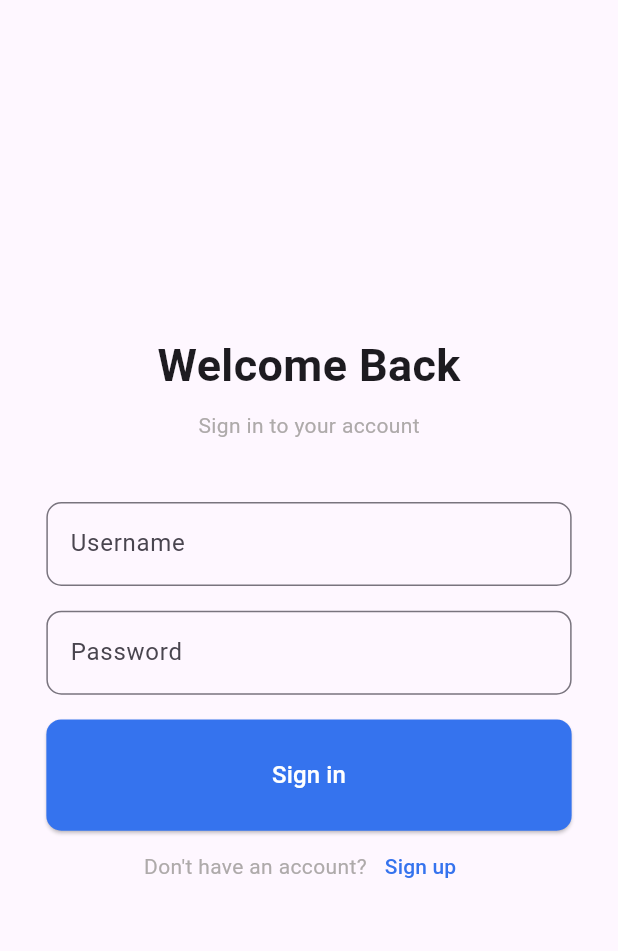
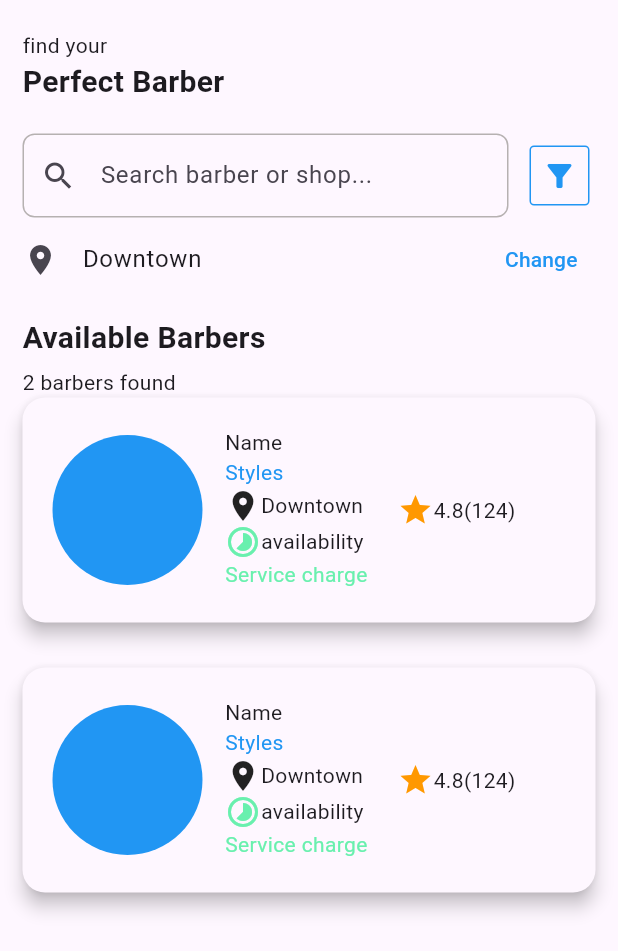
Before and after one commit to snowman0000/Saloon, a Flutter app: the screen it shows after launch, on a phone screen of 412 x 824 dp. Shown: the top 951 px of the screen. Run offline on Flutter 3.47's test engine with Material 3 defaults, Android fonts, the phone set to English and light mode, and no system bars.

Commit message:
barber card add

```diff
--- /dev/null
+++ b/lib/barber_card.dart
@@ -0,0 +1,51 @@
+import 'package:flutter/material.dart';
+
+class BarberCard extends StatelessWidget {
+  const BarberCard({super.key});
+
+  @override
+  Widget build(BuildContext context) {
+    return Material(
+      borderRadius: BorderRadius.circular(15),
+      elevation: 5,
+      child: Container(
+        height: 150,
+        padding: EdgeInsets.all(20),
+        child: Row(
+          children: [
+            CircleAvatar(backgroundColor: Colors.blue, radius: 50),
+            SizedBox(width: 15),
+            Column(
+              crossAxisAlignment: CrossAxisAlignment.start,
+              children: [
+                Text('Name'),
+
+                Text('Styles', style: TextStyle(color: Colors.blue)),
+
+                Row(children: [Icon(Icons.location_on), Text('Downtown')]),
+                Row(
+                  children: [
+                    Icon(Icons.timelapse, color: Colors.greenAccent),
+                    Text('availability'),
+                  ],
+                ),
+                Text(
+                  'Service charge',
+                  style: TextStyle(color: Colors.greenAccent),
+                ),
+              ],
+            ),
+
+            Row(
+              children: [
+                SizedBox(width: 20),
+                Icon(Icons.star, color: Colors.orange),
+                Text('4.8(124)'),
+              ],
+            ),
+          ],
+        ),
+      ),
+    );
+  }
+}
--- /dev/null
+++ b/lib/homepage.dart
@@ -0,0 +1,98 @@
+import 'package:flutter/material.dart';
+import 'package:myapp/barber_card.dart';
+
+class Homepage extends StatelessWidget {
+  const Homepage({super.key});
+
+  @override
+  Widget build(BuildContext context) {
+    final mediaQueryData = MediaQuery.of(context);
+    final screenWidth = mediaQueryData.size.width;
+    final screenHeight = mediaQueryData.size.height;
+    OutlineInputBorder border = OutlineInputBorder(
+      borderRadius: BorderRadius.circular(8),
+      borderSide: BorderSide(
+        width: 1,
+        color: const Color.fromARGB(255, 182, 177, 177),
+      ),
+    );
+    return Scaffold(
+      body: Padding(
+        padding: const EdgeInsets.only(
+          left: 15,
+          right: 15,
+          top: 20,
+          bottom: 20,
+        ),
+        child: Column(
+          mainAxisAlignment: MainAxisAlignment.start,
+          crossAxisAlignment: CrossAxisAlignment.start,
+          children: [
+            Text('find your'),
+            Text(
+              'Perfect Barber',
+              style: TextStyle(fontWeight: FontWeight.bold, fontSize: 20),
+            ),
+            SizedBox(height: 20),
+            Row(
+              children: [
+                Expanded(
+                  child: TextField(
+                    decoration: InputDecoration(
+                      hintText: 'Search barber or shop...',
+                      prefixIcon: Icon(Icons.search),
+                      border: border,
+                      enabledBorder: border,
+                      focusedBorder: border,
+                    ),
+                  ),
+                ),
+                const SizedBox(width: 10),
+                IconButton(
+                  onPressed: () => {},
+                  icon: Icon(Icons.filter_alt),
+                  color: Colors.blue,
+                  style: IconButton.styleFrom(
+                    focusColor: Colors.blue,
+                    shape: RoundedRectangleBorder(
+                      borderRadius: BorderRadiusGeometry.circular(3),
+                      side: BorderSide(color: Colors.blue),
+                    ),
+                  ),
+                ),
+              ],
+            ),
+
+            ListTile(
+              contentPadding: EdgeInsets.symmetric(horizontal: 0),
+              leading: Icon(Icons.location_on),
+              title: Text('Downtown'),
+              trailing: TextButton(
+                onPressed: () {},
+                child: Text('Change', style: TextStyle(color: Colors.blue)),
+              ),
+            ),
+            SizedBox(height: 10),
+            Text(
+              'Available Barbers',
+              style: TextStyle(fontSize: 20, fontWeight: FontWeight.bold),
+            ),
+            SizedBox(height: 5),
+            Text('2 barbers found'),
+            Expanded(
+              child: ListView.builder(
+                itemCount: 2,
+                itemBuilder: (context, index) {
+                  return Padding(
+                    padding: const EdgeInsets.only(bottom: 30),
+                    child: GestureDetector(child: BarberCard()),
+                  );
+                },
+              ),
+            ),
+          ],
+        ),
+      ),
+    );
+  }
+}
--- a/lib/main.dart
+++ b/lib/main.dart
@@ -1,4 +1,5 @@
 import 'package:flutter/material.dart';
+import 'package:myapp/homepage.dart';
 import 'package:myapp/signin.dart';
 
 void main() {
@@ -10,6 +11,6 @@ class MyApp extends StatelessWidget {
 
   @override
   Widget build(BuildContext cvcontext) {
-    return MaterialApp(home: Signin());
+    return MaterialApp(home: Homepage());
   }
 }
```
